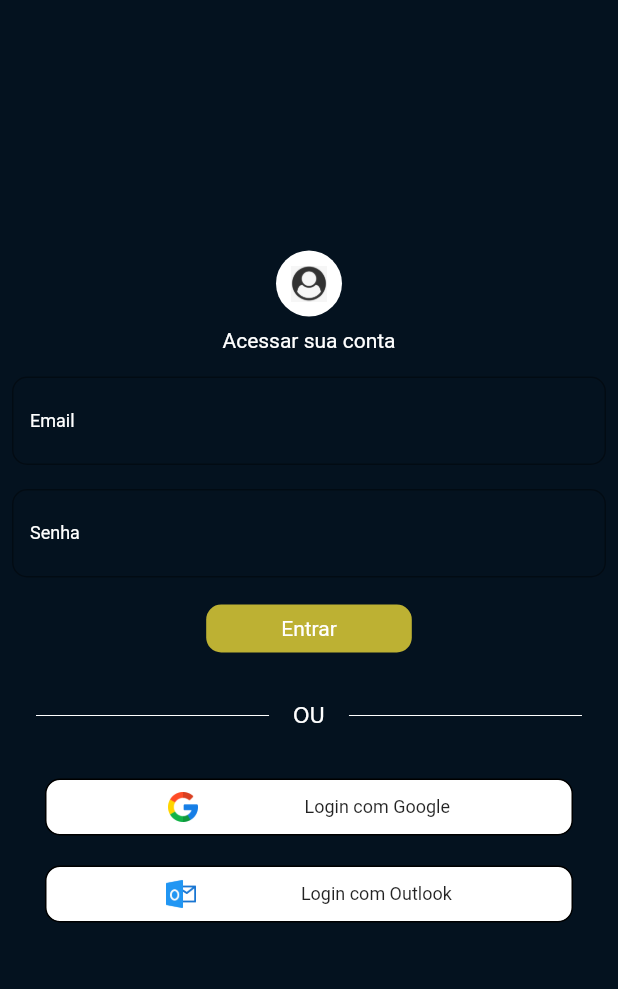
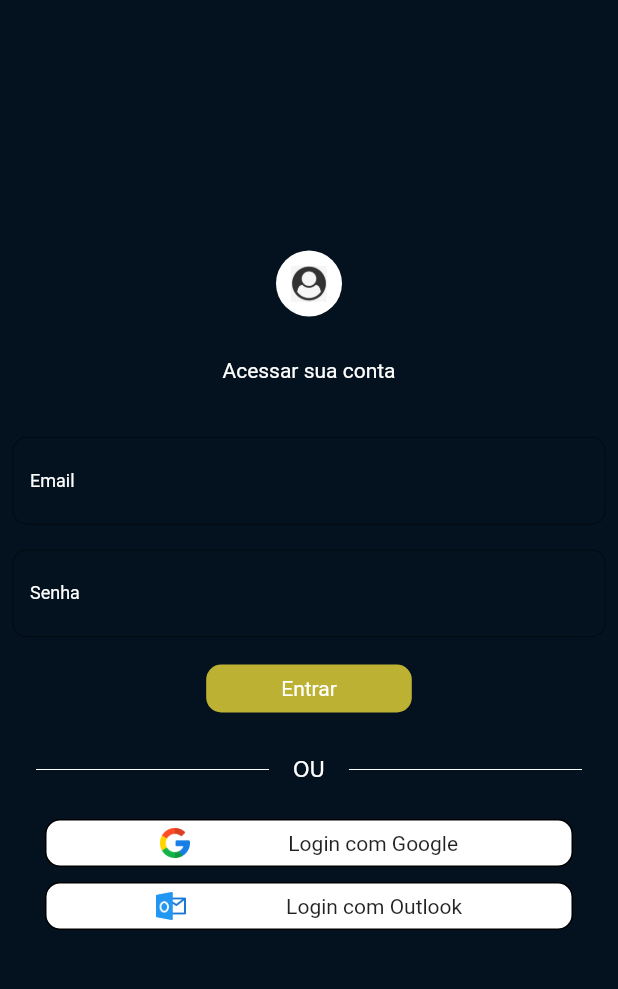
Before and after one commit to gierot/PI_5, a Flutter app: the screen it shows after launch, on a phone screen of 412 x 824 dp, the part 66-1055 px from its top. Run offline on Flutter 3.47's test engine with Material 2 defaults, Android fonts, the phone set to English and light mode, and no system bars.

Commit message:
the last comido : tela de login

```diff
--- a/app_vtr/lib/main.dart
+++ b/app_vtr/lib/main.dart
@@ -56,7 +56,8 @@ class _MyHomePageState extends State<MyHomePage> {
               ),
             ),
             Container(
-              padding: const EdgeInsets.symmetric(horizontal: 8, vertical: 8),
+              margin: const EdgeInsets.symmetric(vertical: 8),
+              padding: const EdgeInsets.symmetric(horizontal: 8, vertical: 20),
               child: const Text('Acessar sua conta', style: TextStyle(color: Colors.white),),
             ),
             Padding(
@@ -101,7 +102,7 @@ class _MyHomePageState extends State<MyHomePage> {
               child:const Text('Entrar', style: TextStyle(color: Colors.white),),
             ),
             Padding(
-              padding: const EdgeInsets.symmetric(horizontal: 24, vertical: 24),
+              padding: const EdgeInsets.symmetric(horizontal: 24, vertical: 20),
               child:Row(
                 mainAxisAlignment:MainAxisAlignment.center,
                 children: [
@@ -129,8 +130,8 @@ class _MyHomePageState extends State<MyHomePage> {
               ),
             ),
             Container(
-              margin: const EdgeInsets.symmetric(vertical: 10, horizontal: 30),
-              padding: const EdgeInsets.symmetric(horizontal: 10, vertical: 8),
+              margin: const EdgeInsets.symmetric(vertical: 5, horizontal: 30),
+              padding: const EdgeInsets.symmetric(horizontal: 10, vertical: 5),
               decoration: BoxDecoration(
                 border: Border.all(color: Colors.black),
                 borderRadius: BorderRadius.circular(10),
@@ -140,13 +141,13 @@ class _MyHomePageState extends State<MyHomePage> {
                 mainAxisAlignment: MainAxisAlignment.spaceEvenly,
                 children: [
                   Image.asset('imagens/google.png', height: 20, width: 20,),
-                  const Text('Login com Google', style:TextStyle(fontSize: 12))
+                  const Text('Login com Google', style:TextStyle(fontSize: 14))
                 ],
               ),
             ),
             Container(
-              margin: const EdgeInsets.symmetric(vertical: 10, horizontal: 30),
-              padding: const EdgeInsets.symmetric(horizontal: 10, vertical: 8),
+              margin: const EdgeInsets.symmetric(vertical: 5, horizontal: 30),
+              padding: const EdgeInsets.symmetric(horizontal: 6, vertical: 5),
               decoration: BoxDecoration(
                 border: Border.all(color: Colors.black),
                 borderRadius: BorderRadius.circular(10),
@@ -156,7 +157,7 @@ class _MyHomePageState extends State<MyHomePage> {
                 mainAxisAlignment: MainAxisAlignment.spaceEvenly,
                 children: [
                   Image.asset('imagens/outlook.png', height: 20, width: 20,),
-                  const Text('Login com Outlook', style: TextStyle(fontSize: 12),)
+                  const Text('Login com Outlook', style: TextStyle(fontSize: 14),)
                 ],
               ),
             ),
```
